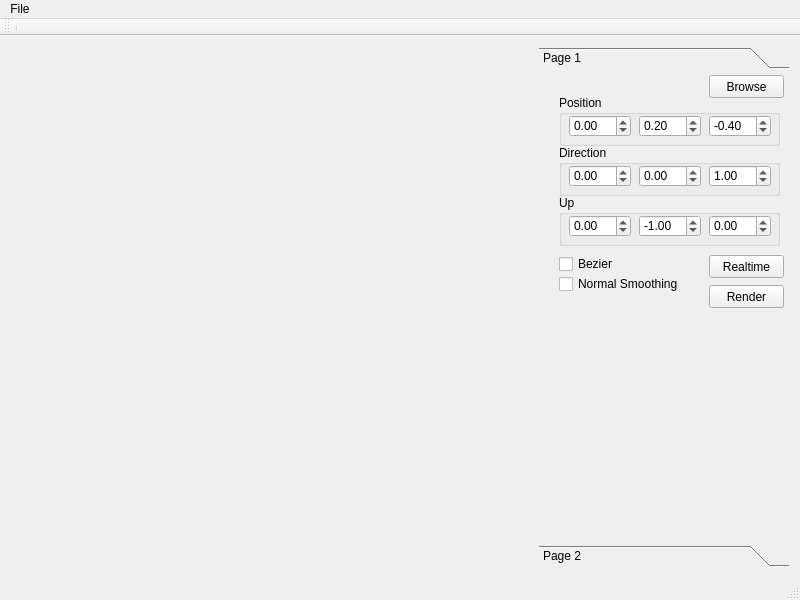
georgidunchev/RTBezie1, file mainwindow.ui: the form before one commit.
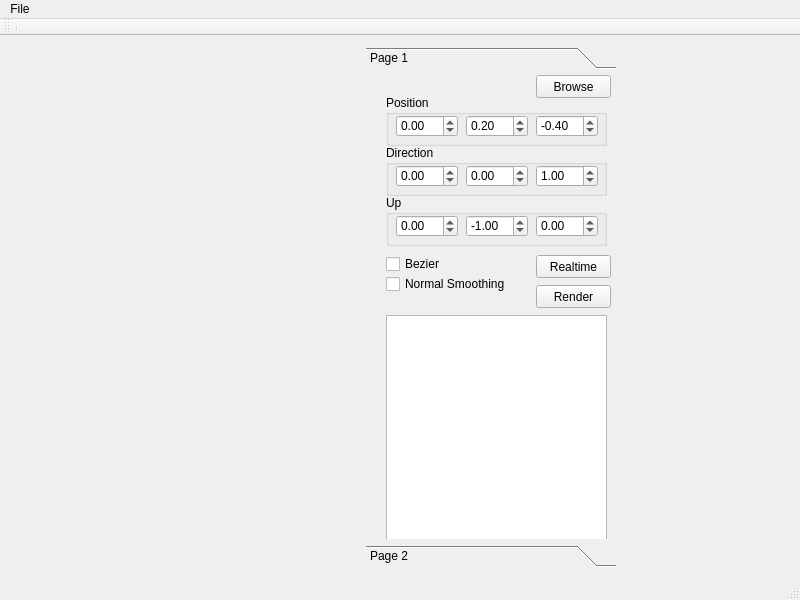
The form after the commit. Custom widgets are drawn as their Qt base class.

```diff
--- a/mainwindow.ui
+++ b/mainwindow.ui
@@ -40,6 +40,12 @@
      <layout class="QHBoxLayout" name="horizontalLayout">
       <item>
        <widget class="CView" name="Image">
+        <property name="sizePolicy">
+         <sizepolicy hsizetype="Maximum" vsizetype="Maximum">
+          <horstretch>0</horstretch>
+          <verstretch>0</verstretch>
+         </sizepolicy>
+        </property>
         <property name="text">
          <string/>
         </property>
@@ -352,6 +358,16 @@
            <bool>true</bool>
           </property>
          </widget>
+         <widget class="QTextBrowser" name="Output">
+          <property name="geometry">
+           <rect>
+            <x>20</x>
+            <y>240</y>
+            <width>221</width>
+            <height>231</height>
+           </rect>
+          </property>
+         </widget>
         </widget>
         <widget class="QWidget" name="page_2">
          <property name="geometry">
```
